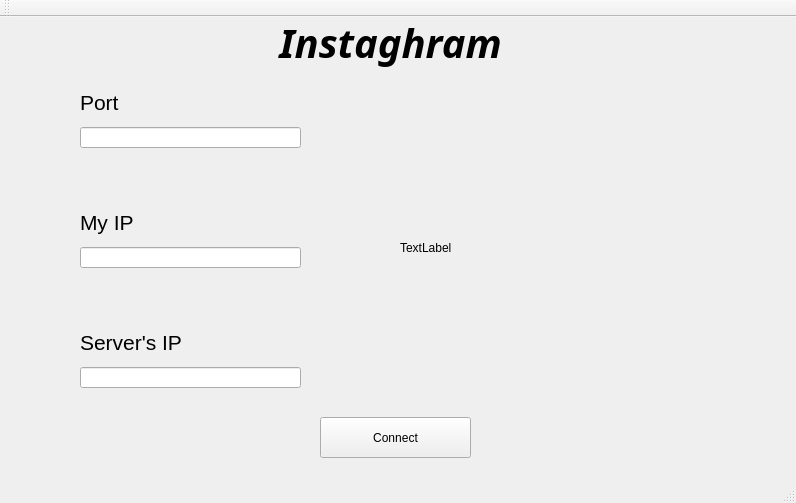
Qt form mainwindow.ui (karimmady/DIST) before a commit.
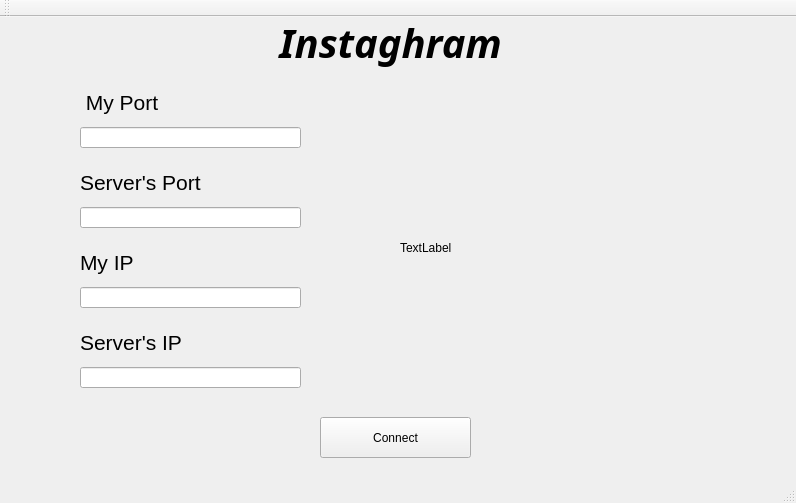
The same form after that commit.

Patch:
```diff
--- a/mainwindow.ui
+++ b/mainwindow.ui
@@ -54,7 +54,7 @@
      </font>
     </property>
     <property name="text">
-     <string>Port</string>
+     <string> My Port</string>
     </property>
    </widget>
    <widget class="QLineEdit" name="port">
@@ -71,7 +71,7 @@
     <property name="geometry">
      <rect>
       <x>80</x>
-      <y>190</y>
+      <y>230</y>
       <width>131</width>
       <height>31</height>
      </rect>
@@ -89,7 +89,7 @@
     <property name="geometry">
      <rect>
       <x>80</x>
-      <y>230</y>
+      <y>270</y>
       <width>221</width>
       <height>21</height>
      </rect>
@@ -149,6 +149,34 @@
      <string>Connect</string>
     </property>
    </widget>
+   <widget class="QLineEdit" name="sport">
+    <property name="geometry">
+     <rect>
+      <x>80</x>
+      <y>190</y>
+      <width>221</width>
+      <height>21</height>
+     </rect>
+    </property>
+   </widget>
+   <widget class="QLabel" name="label_5">
+    <property name="geometry">
+     <rect>
+      <x>80</x>
+      <y>150</y>
+      <width>131</width>
+      <height>31</height>
+     </rect>
+    </property>
+    <property name="font">
+     <font>
+      <pointsize>16</pointsize>
+     </font>
+    </property>
+    <property name="text">
+     <string>Server's Port</string>
+    </property>
+   </widget>
   </widget>
   <widget class="QMenuBar" name="menuBar">
    <property name="geometry">
```
Left out of the diff: 2 changed lines with no effect on the pictures.
